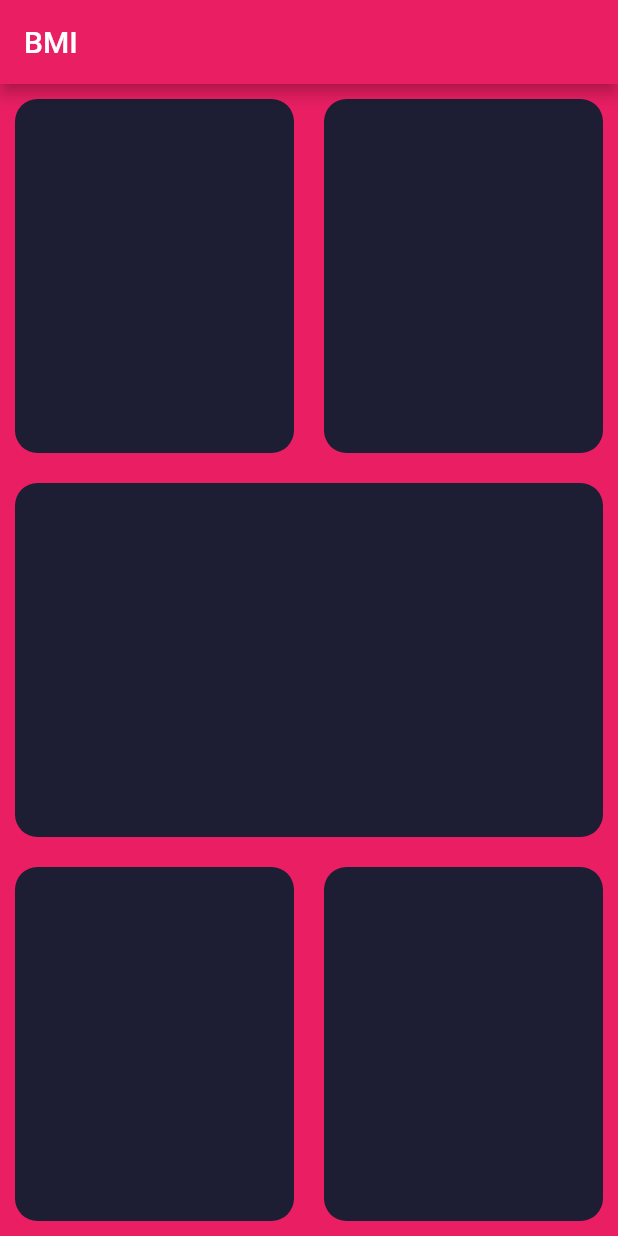
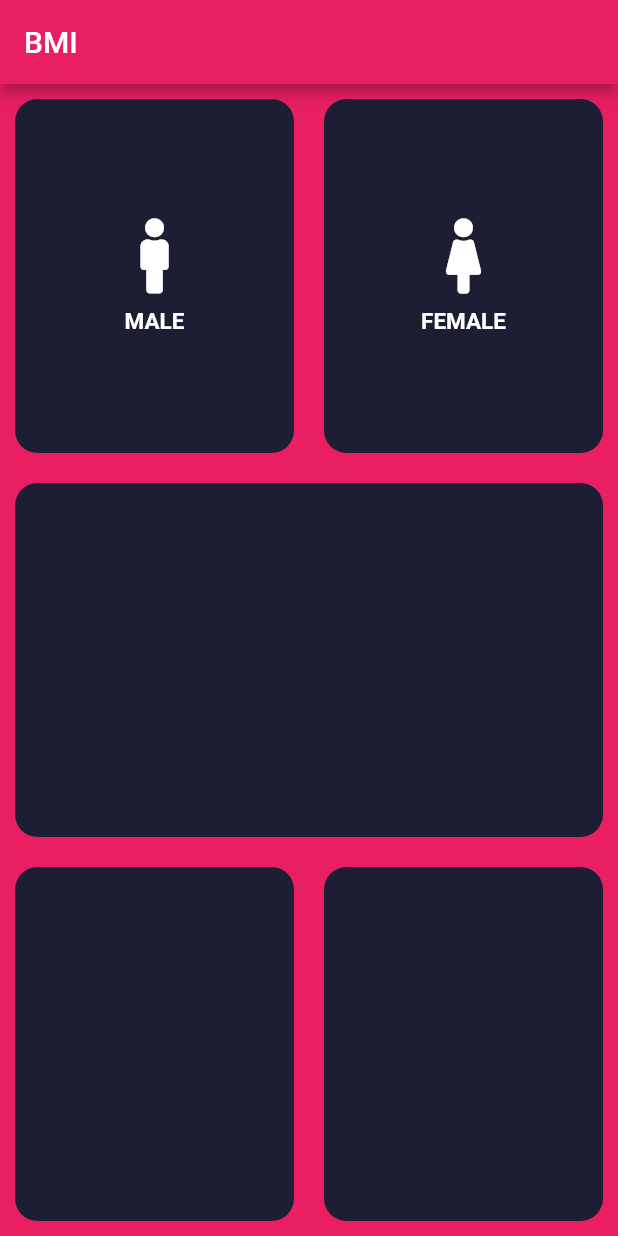
Before and after one commit to raheelaraza/BMI, a Flutter app: the screen it shows after launch, on a phone screen of 412 x 824 dp. Run offline on Flutter 3.47's test engine with Material 2 defaults, Android fonts, the phone set to English and light mode, and no system bars; our stand-ins replace font_awesome_flutter.

Commit message:
Add Icon and Text || Lecture 57 || Part 04

```diff
--- a/lib/Input_Page.dart
+++ b/lib/Input_Page.dart
@@ -1,5 +1,6 @@
 import 'package:flutter/material.dart';
 import 'Repeate_contanier.dart';
+import 'package:font_awesome_flutter/font_awesome_flutter.dart';
 
 class InputPage extends StatefulWidget {
   @override
@@ -21,11 +22,19 @@ class _InputPageState extends State<InputPage> {
                 Expanded(
                   child: Repeate_contanier(
                     colors: Color(0xFF1D1E33),
+                    cardWidge: RepeateTextIcon(
+                      iconData: FontAwesomeIcons.male,
+                      Label: "MALE",
+                    ),
                   ),
                 ),
                 Expanded(
                   child: Repeate_contanier(
                     colors: Color(0xFF1D1E33),
+                    cardWidge: RepeateTextIcon(
+                      iconData: FontAwesomeIcons.female,
+                      Label: "FEMALE",
+                    ),
                   ),
                 ),
               ],
@@ -57,3 +66,31 @@ class _InputPageState extends State<InputPage> {
     );
   }
 }
+
+class RepeateTextIcon extends StatelessWidget {
+  RepeateTextIcon({@required this.iconData, this.Label});
+  final IconData iconData;
+  final String Label;
+
+  @override
+  Widget build(BuildContext context) {
+    return Column(
+      mainAxisAlignment: MainAxisAlignment.center,
+      children: [
+        Icon(
+          iconData,
+          //FontAwesomeIcons.male,
+          size: 50.0,
+        ),
+        SizedBox(height: 10),
+        Text(
+          Label,
+          style: TextStyle(
+            fontSize: 15,
+            fontWeight: FontWeight.bold,
+          ),
+        )
+      ],
+    );
+  }
+}
--- a/lib/Repeate_contanier.dart
+++ b/lib/Repeate_contanier.dart
@@ -1,11 +1,13 @@
 import 'package:flutter/material.dart';
 
 class Repeate_contanier extends StatelessWidget {
-  Repeate_contanier({@required this.colors});
+  Repeate_contanier({@required this.colors, this.cardWidge});
   final Color colors;
+  final Widget cardWidge;
   @override
   Widget build(BuildContext context) {
     return Container(
+      child: cardWidge,
       margin: EdgeInsets.all(10.0),
       decoration: BoxDecoration(
           color: colors, borderRadius: BorderRadiusDirectional.circular(15.0)),
```
